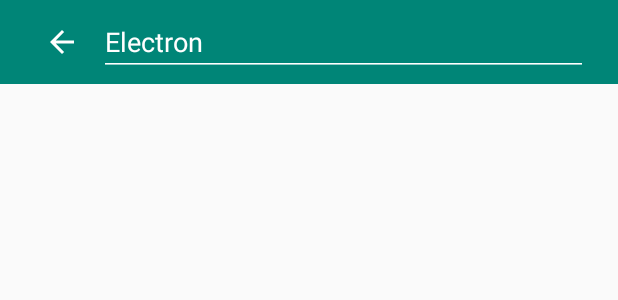
After one commit to valentinp72/VisualLifeConfigurator, an Android app: the layout activity_cell_edition.xml on its own in the app's theme, with its tools: preview values and no code run, on a phone screen of 412 x 824 dp. The commit adds this screen. Shown: the top 300 px of the screen. Run offline under Robolectric (Android 15) with nearby library versions, the phone set to English and light mode, and no system bars.

Commit message:
we can change the order of cells + begin of edit

```diff
--- a/src/app/src/main/java/fr/ttvp/visuallifeconfigurator/model/NeighborPos.java
+++ b/src/app/src/main/java/fr/ttvp/visuallifeconfigurator/model/NeighborPos.java
@@ -1,6 +1,8 @@
 package fr.ttvp.visuallifeconfigurator.model;
 
-class NeighborPos {
+import java.io.Serializable;
+
+class NeighborPos implements Serializable {
 
     private int deltaX;
     private int deltaY;
--- /dev/null
+++ b/src/app/src/main/res/drawable/ic_arrow_back_white_24dp.xml
@@ -0,0 +1,5 @@
+<vector android:height="24dp" android:tint="#FFFFFF"
+    android:viewportHeight="24.0" android:viewportWidth="24.0"
+    android:width="24dp" xmlns:android="http://schemas.android.com/apk/res/android">
+    <path android:fillColor="#FF000000" android:pathData="M20,11H7.83l5.59,-5.59L12,4l-8,8 8,8 1.41,-1.41L7.83,13H20v-2z"/>
+</vector>
--- /dev/null
+++ b/src/app/src/main/res/layout/activity_cell_edition.xml
@@ -0,0 +1,45 @@
+<?xml version="1.0" encoding="utf-8"?>
+<android.support.constraint.ConstraintLayout xmlns:android="http://schemas.android.com/apk/res/android"
+    xmlns:app="http://schemas.android.com/apk/res-auto"
+    xmlns:tools="http://schemas.android.com/tools"
+    android:layout_width="match_parent"
+    android:layout_height="match_parent"
+    tools:context=".CellEditionActivity">
+
+    <LinearLayout
+        android:layout_width="match_parent"
+        android:layout_height="match_parent">
+
+        <android.support.v7.widget.Toolbar
+            android:id="@+id/cell_edition_toolbar"
+            android:layout_width="0dp"
+            android:layout_height="wrap_content"
+            android:layout_weight="1"
+            android:background="?attr/colorPrimary"
+            android:minHeight="?attr/actionBarSize"
+            android:theme="?attr/actionBarTheme"
+            android:focusable="true"
+            android:focusableInTouchMode="true">
+
+            <ImageButton
+                android:id="@+id/cell_edition_toolbar_back"
+                android:layout_width="50dp"
+                android:layout_height="wrap_content"
+                android:background="?android:selectableItemBackgroundBorderless"
+                app:srcCompat="@drawable/ic_arrow_back_white_24dp" />
+
+            <EditText
+                android:text="Electron"
+                android:textColor="@android:color/white"
+                android:layout_width="match_parent"
+                android:layout_height="match_parent"
+                android:layout_marginEnd="20dp"
+                android:maxLines="1"
+                android:inputType="text"
+                android:id="@+id/cell_edition_toolbar_edit" />
+        </android.support.v7.widget.Toolbar>
+
+    </LinearLayout>
+
+
+</android.support.constraint.ConstraintLayout>
--- a/src/app/src/main/res/layout/sample_automata_cell_in_list_view.xml
+++ b/src/app/src/main/res/layout/sample_automata_cell_in_list_view.xml
@@ -16,7 +16,7 @@
             android:layout_height="wrap_content"
             android:layout_width="wrap_content"
             android:layout_weight="0.2"
-            android:background="@null"
+            android:background="?android:selectableItemBackgroundBorderless"
             app:srcCompat="@drawable/ic_menu_black_24dp" />
 
         <TextView
```
Also changed, not shown: src/app/src/main/AndroidManifest.xml (+13 -5 lines), src/app/src/main/java/fr/ttvp/visuallifeconfigurator/AutomataCellInListView.java (+100 -2 lines), src/app/src/main/java/fr/ttvp/visuallifeconfigurator/AutomataHome.java (+20 -20 lines), src/app/src/main/java/fr/ttvp/visuallifeconfigurator/CellEditionActivity.java (added, +27 -0 lines).
